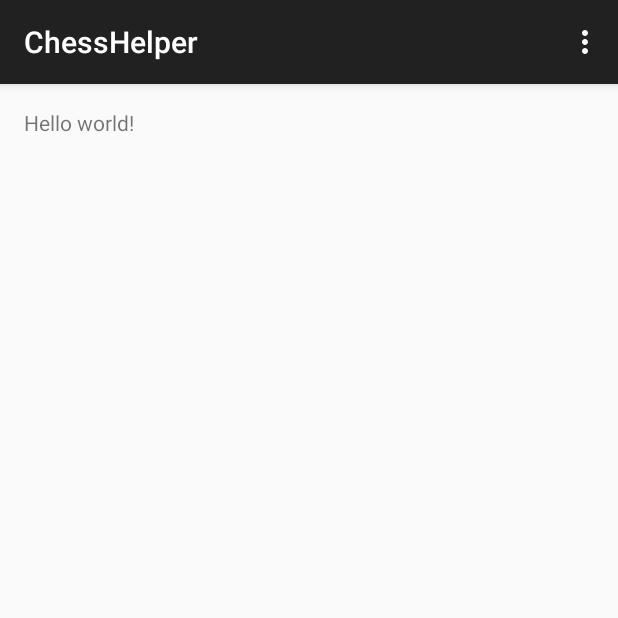
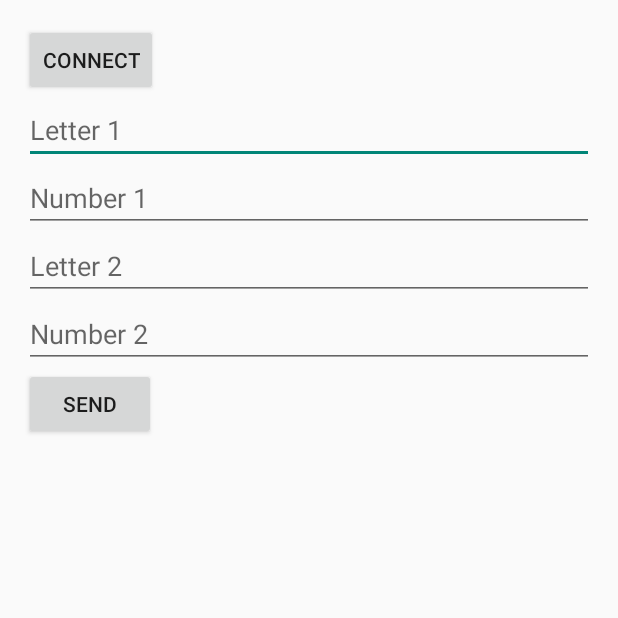
Before and after one commit to tysovsky/ChessHelper, an Android app: the screen it shows after launch (MainActivity), on a phone screen of 412 x 824 dp, the top half of it. Run offline under Robolectric (Android 15) with nearby library versions, the phone set to English and light mode, and no system bars; libraries missing offline, so code that uses them is left out: app.akexorcist.bluetotohspp; 5 statements that could not run were skipped.

Commit message:
Bluetooth stuff

```diff
--- a/app/build.gradle
+++ b/app/build.gradle
@@ -22,4 +22,5 @@ android {
 dependencies {
     compile fileTree(dir: 'libs', include: ['*.jar'])
     compile 'com.android.support:appcompat-v7:22.2.0'
+    compile 'com.akexorcist:bluetoothspp:1.0.0'
 }
--- a/app/src/main/AndroidManifest.xml
+++ b/app/src/main/AndroidManifest.xml
@@ -1,6 +1,10 @@
 <?xml version="1.0" encoding="utf-8"?>
 <manifest xmlns:android="http://schemas.android.com/apk/res/android"
     package="com.tysovsky.app.chesshelper" >
+
+    <uses-permission android:name="android.permission.BLUETOOTH" />
+    <uses-permission android:name="android.permission.BLUETOOTH_ADMIN" />
+    <uses-permission android:name="android.permission.VIBRATE"/>
 
     <application
         android:allowBackup="true"
@@ -16,6 +20,7 @@
                 <category android:name="android.intent.category.LAUNCHER" />
             </intent-filter>
         </activity>
+        <activity android:name="app.akexorcist.bluetotohspp.library.DeviceList"/>
     </application>
 
 </manifest>
--- a/app/src/main/java/com/tysovsky/app/chesshelper/MainActivity.java
+++ b/app/src/main/java/com/tysovsky/app/chesshelper/MainActivity.java
@@ -1,38 +1,167 @@
 package com.tysovsky.app.chesshelper;
 
-import android.support.v7.app.ActionBarActivity;
+import android.app.Activity;
+import android.bluetooth.BluetoothAdapter;
+import android.content.Context;
+import android.content.Intent;
 import android.os.Bundle;
-import android.view.Menu;
-import android.view.MenuItem;
+import android.os.Vibrator;
+import android.view.View;
+import android.widget.Button;
+import android.widget.EditText;
+import android.widget.Toast;
+
+import java.util.Map;
+
+import app.akexorcist.bluetotohspp.library.BluetoothSPP;
+import app.akexorcist.bluetotohspp.library.BluetoothState;
+import app.akexorcist.bluetotohspp.library.DeviceList;
 
 
-public class MainActivity extends ActionBarActivity {
+public class MainActivity extends Activity implements View.OnClickListener {
+    BluetoothSPP bt;
+
+    Vibrator vibrator;
+
+    Button btnConnect;
+    Button btnSend;
+
+    EditText etLetter1;
+    EditText etNumber1;
+    EditText etLetter2;
+    EditText etNumber2;
+
+    public byte[] msg;
 
     @Override
     protected void onCreate(Bundle savedInstanceState) {
         super.onCreate(savedInstanceState);
         setContentView(R.layout.activity_main);
+
+        bt = new BluetoothSPP(this);
+        vibrator = (Vibrator)getSystemService(Context.VIBRATOR_SERVICE);
+        initializeViews();
+
+        //If Bluetooth is not available
+        if(!bt.isBluetoothAvailable()){
+            Toast.makeText(this, "Bluetooth is not available", Toast.LENGTH_SHORT).show();
+            //Exit the application
+            finish();
+        }
+
+        //Listener for when data is recieved
+        bt.setOnDataReceivedListener(new BluetoothSPP.OnDataReceivedListener() {
+            @Override
+            public void onDataReceived(byte[] bytes, String s) {
+                msg = bytes;
+                handleSignal.run();
+            }
+        });
+
+        //Bluetooth status listener
+        bt.setBluetoothConnectionListener(new BluetoothSPP.BluetoothConnectionListener() {
+            @Override
+            public void onDeviceConnected(String deviceName, String deviceAdress) {
+                Toast.makeText(getApplicationContext(), "Connected to " + deviceName + "\n" + deviceAdress, Toast.LENGTH_SHORT).show();
+                btnConnect.setText("Disconnect");
+            }
+
+            @Override
+            public void onDeviceDisconnected() {
+                //Notify the user that bluetooth connection was lost
+                Toast.makeText(getApplicationContext(), "Connection Lost", Toast.LENGTH_SHORT).show();
+                //Change the connect button text
+                btnConnect.setText("Connect");
+            }
+
+            @Override
+            public void onDeviceConnectionFailed() {
+                Toast.makeText(getApplicationContext(), "Unable to connect", Toast.LENGTH_SHORT).show();
+            }
+        });
+    }
+
+    public void onStart(){
+        super.onStart();
+        //Check is bluetooth is turned on. If not ask the user's permission to turn it on
+        if(!bt.isBluetoothEnabled()){
+            Intent intent = new Intent(BluetoothAdapter.ACTION_REQUEST_ENABLE);
+            startActivityForResult(intent, BluetoothState.REQUEST_ENABLE_BT);
+        }
+        //Satrt the bluetooth service
+        else{
+            if(!bt.isServiceAvailable()){
+                bt.setupService();
+                bt.startService(BluetoothState.DEVICE_ANDROID);
+            }
+        }
+    }
+
+    public void onDestroy(){
+        super.onDestroy();
+        //Turn of the bluetooth service when app closes
+        bt.stopService();
     }
 
     @Override
-    public boolean onCreateOptionsMenu(Menu menu) {
-        // Inflate the menu; this adds items to the action bar if it is present.
-        getMenuInflater().inflate(R.menu.menu_main, menu);
-        return true;
+    public void onClick(View v) {
+        switch (v.getId()){
+            case R.id.btnConnect:
+                if(bt.getServiceState() == BluetoothState.STATE_CONNECTED){
+                    bt.disconnect();
+                }
+                else{
+                    Intent intent = new Intent(getApplicationContext(), DeviceList.class);
+                    startActivityForResult(intent, BluetoothState.REQUEST_CONNECT_DEVICE);
+                }
+                break;
+            case R.id.btnSend:
+                String msgToSend = etLetter1.getText().toString()+etNumber1.getText().toString()
+                        + etLetter1.getText().toString() + etNumber2.getText().toString();
+                bt.send(msgToSend, true);
+                break;
+        }
     }
 
-    @Override
-    public boolean onOptionsItemSelected(MenuItem item) {
-        // Handle action bar item clicks here. The action bar will
-        // automatically handle clicks on the Home/Up button, so long
-        // as you specify a parent activity in AndroidManifest.xml.
-        int id = item.getItemId();
+    private void initializeViews(){
+        btnConnect = (Button)findViewById(R.id.btnConnect);
+        btnConnect.setOnClickListener(this);
+        btnSend = (Button)findViewById(R.id.btnSend);
+        btnSend.setOnClickListener(this);
 
-        //noinspection SimplifiableIfStatement
-        if (id == R.id.action_settings) {
-            return true;
+        etLetter1 = (EditText)findViewById(R.id.etLetter1);
+        etLetter2 = (EditText)findViewById(R.id.etLetter2);
+        etNumber1 = (EditText)findViewById(R.id.etNumber1);
+        etNumber2 = (EditText)findViewById(R.id.etNumber2);
+    }
+
+    public void onActivityResult(int requestCode, int resultCode, Intent data){
+        if(requestCode == BluetoothState.REQUEST_CONNECT_DEVICE){
+            if(resultCode == Activity.RESULT_OK){
+                bt.connect(data);
+            }
         }
 
-        return super.onOptionsItemSelected(item);
+        else if(requestCode == BluetoothState.REQUEST_ENABLE_BT){
+            if(resultCode == Activity.RESULT_OK){
+                bt.setupService();
+                bt.startService(BluetoothState.DEVICE_ANDROID);
+            }
+        }
+        else{
+            Toast.makeText(getApplicationContext(), "Bluetooth was not enabled", Toast.LENGTH_SHORT).show();
+            finish();
+        }
     }
+
+    Thread handleSignal = new Thread(new Runnable() {
+        @Override
+        public void run() {
+            switch (msg[0]){
+                case 'A':
+                    long[] pattern = {0, 1000, 1000};
+                    vibrator.vibrate(pattern, -1);
+            }
+        }
+    });
 }
--- a/app/src/main/res/layout/activity_main.xml
+++ b/app/src/main/res/layout/activity_main.xml
@@ -1,11 +1,44 @@
-<RelativeLayout xmlns:android="http://schemas.android.com/apk/res/android"
+<LinearLayout xmlns:android="http://schemas.android.com/apk/res/android"
     xmlns:tools="http://schemas.android.com/tools" android:layout_width="match_parent"
     android:layout_height="match_parent" android:paddingLeft="@dimen/activity_horizontal_margin"
     android:paddingRight="@dimen/activity_horizontal_margin"
     android:paddingTop="@dimen/activity_vertical_margin"
+    android:orientation="vertical"
     android:paddingBottom="@dimen/activity_vertical_margin" tools:context=".MainActivity">
 
-    <TextView android:text="@string/hello_world" android:layout_width="wrap_content"
-        android:layout_height="wrap_content" />
+    <Button
+        android:layout_width="wrap_content"
+        android:layout_height="wrap_content"
+        android:text="Connect"
+        android:id="@+id/btnConnect"/>
+    <EditText
+        android:layout_width="fill_parent"
+        android:layout_height="wrap_content"
+        android:hint="Letter 1"
+        android:inputType="textCapCharacters"
+        android:id="@+id/etLetter1"/>
+    <EditText
+        android:layout_width="fill_parent"
+        android:layout_height="wrap_content"
+        android:hint="Number 1"
+        android:inputType="number"
+        android:id="@+id/etNumber1"/>
+    <EditText
+        android:layout_width="fill_parent"
+        android:layout_height="wrap_content"
+        android:hint="Letter 2"
+        android:inputType="textCapCharacters"
+        android:id="@+id/etLetter2"/>
+    <EditText
+        android:layout_width="fill_parent"
+        android:layout_height="wrap_content"
+        android:hint="Number 2"
+        android:inputType="number"
+        android:id="@+id/etNumber2"/>
+    <Button
+        android:layout_width="wrap_content"
+        android:layout_height="wrap_content"
+        android:text="Send"
+        android:id="@+id/btnSend"/>
 
-</RelativeLayout>
+</LinearLayout>
```
Also changed, not shown: 1 other file.
